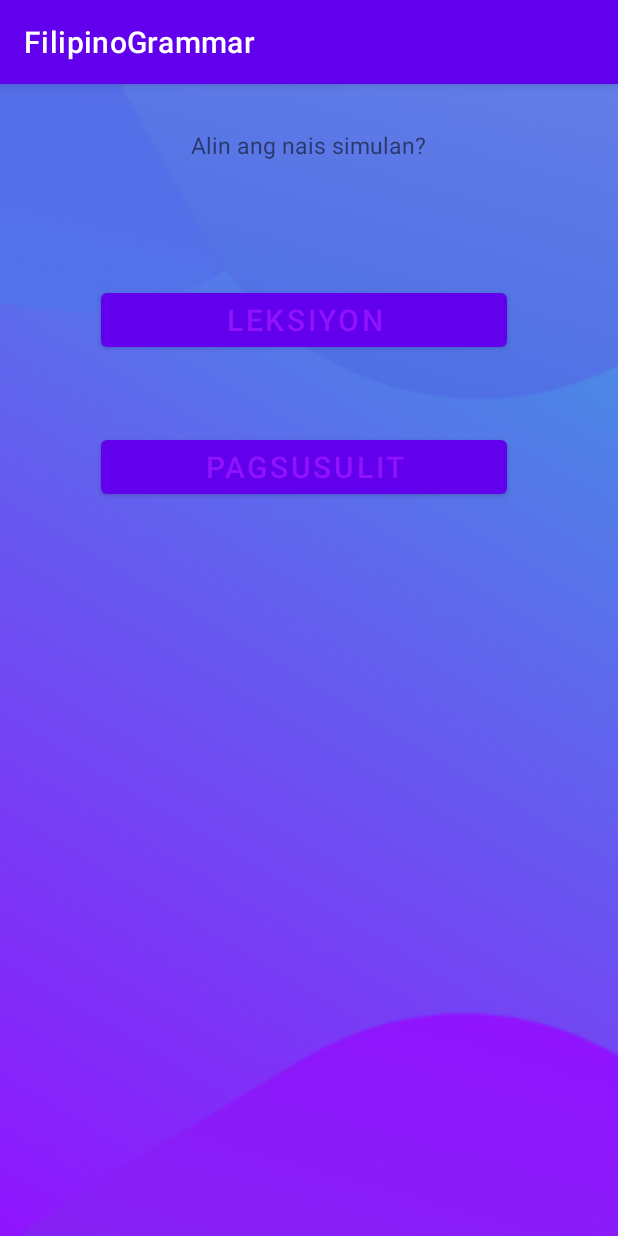
After one commit to njadoon/FilipinoGrammar, an Android app: the Choice_Activity screen opened directly, with no data from a screen before it, on a phone screen of 412 x 824 dp. The commit adds this screen. Run offline under Robolectric (Android 15) with nearby library versions, the phone set to English and light mode, and no system bars.

Commit message:
Added new pages

```diff
--- a/app/src/main/AndroidManifest.xml
+++ b/app/src/main/AndroidManifest.xml
@@ -15,6 +15,12 @@
             android:roundIcon="@mipmap/ic_launcher_round"
             android:supportsRtl="true"
             android:theme="@style/Theme.FilipinoGrammar">
+        <activity android:name=".Quiz_Activity">
+        </activity>
+        <activity android:name=".Leksiyon_Activity">
+        </activity>
+        <activity android:name=".Choice_Activity">
+        </activity>
         <activity android:name=".questions">
         </activity>
         <activity
--- /dev/null
+++ b/app/src/main/java/com/example/filipinogrammar/Choice_Activity.java
@@ -0,0 +1,41 @@
+package com.example.filipinogrammar;
+
+import android.content.Intent;
+import android.view.View;
+import android.widget.Button;
+import androidx.appcompat.app.AppCompatActivity;
+import android.os.Bundle;
+
+public class Choice_Activity extends AppCompatActivity {
+    Button leksiyonbtn, pagsusulitbtn;
+
+    @Override
+    protected void onCreate(Bundle savedInstanceState) {
+        super.onCreate(savedInstanceState);
+        setContentView(R.layout.activity_choice_);
+
+        leksiyonbtn = (Button) findViewById(R.id.btnlesson);
+        leksiyonbtn.setOnClickListener(new View.OnClickListener() {
+            @Override
+            public void onClick(View v) {
+                openLeksiyonActivity();
+            }
+        });
+
+        pagsusulitbtn = (Button) findViewById(R.id.btnquiz);
+        pagsusulitbtn.setOnClickListener(new View.OnClickListener() {
+            @Override
+            public void onClick(View v) {
+                openQuizActivity();
+            }
+        });
+    }
+    public void openLeksiyonActivity() {
+        Intent intent = new Intent(this, Leksiyon_Activity.class);
+        startActivity(intent);
+    }
+    public void openQuizActivity() {
+        Intent intent = new Intent(this, Quiz_Activity.class);
+        startActivity(intent);
+    }
+}
--- a/app/src/main/java/com/example/filipinogrammar/MainActivity.java
+++ b/app/src/main/java/com/example/filipinogrammar/MainActivity.java
@@ -20,7 +20,7 @@ public class MainActivity extends AppCompatActivity {
             if (etName.getText().toString().isEmpty()){
                 Toast.makeText(getApplicationContext(), "Please enter your name", Toast.LENGTH_SHORT).show();
             } else {
-                Intent intent = new Intent(this, questions.class);
+                Intent intent = new Intent(this, Choice_Activity.class);
                 startActivity(intent);
                 finish();
             }
--- /dev/null
+++ b/app/src/main/res/layout/activity_choice_.xml
@@ -0,0 +1,49 @@
+<?xml version="1.0" encoding="utf-8"?>
+<RelativeLayout
+        xmlns:android="http://schemas.android.com/apk/res/android"
+        xmlns:tools="http://schemas.android.com/tools"
+        xmlns:app="http://schemas.android.com/apk/res-auto"
+        android:layout_width="match_parent"
+        android:layout_height="match_parent"
+        tools:context=".Choice_Activity"
+        android:background="@drawable/bg"
+        >
+    <TextView
+            android:layout_width="wrap_content"
+            android:layout_height="wrap_content"
+            android:id="@+id/ask"
+            android:layout_marginTop="30dp"
+            android:layout_centerHorizontal="true"
+            android:text="Alin ang nais simulan?"
+            android:textSize="15sp"
+            android:layout_marginLeft="20sp">
+    </TextView>
+
+    <Button
+            android:id="@+id/btnlesson"
+            android:layout_width="wrap_content"
+            android:layout_height="wrap_content"
+            android:layout_below="@+id/ask"
+            android:layout_alignParentStart="true"
+            android:layout_alignParentEnd="true"
+            android:layout_marginStart="67dp"
+            android:layout_marginTop="82dp"
+            android:layout_marginEnd="74dp"
+            android:text="Leksiyon"
+            android:textColor="@color/colorPrimary"
+            android:textSize="20sp" />
+    <Button
+            android:id="@+id/btnquiz"
+            android:layout_width="wrap_content"
+            android:layout_height="wrap_content"
+            android:layout_below="@+id/btnlesson"
+            android:layout_alignParentStart="true"
+            android:layout_alignParentEnd="true"
+            android:layout_marginStart="67dp"
+            android:layout_marginTop="50dp"
+            android:layout_marginEnd="74dp"
+            android:text="PAGSUSULIT"
+            android:textColor="@color/colorPrimary"
+            android:textSize="20sp" />
+
+</RelativeLayout>
```
Also changed, not shown: app/src/main/java/com/example/filipinogrammar/Leksiyon_Activity.java (added, +13 -0 lines), app/src/main/java/com/example/filipinogrammar/Quiz_Activity.java (added, +13 -0 lines), app/src/main/res/layout/activity_leksiyon_.xml (added, +10 -0 lines), app/src/main/res/layout/activity_quiz_.xml (added, +10 -0 lines).
